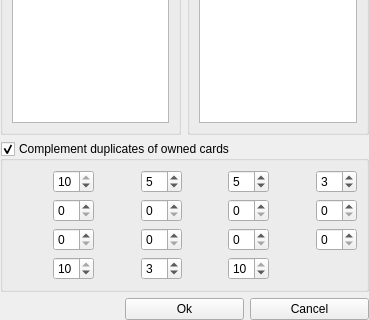
The window that CardFilterWidget.ui (WarrantyVoid/tyrant-optimize-gui) describes before a commit, drawn with Qt 5; both pictures show x 0 to 369 and y 209 to 529 of the 369 by 529 pixel window.
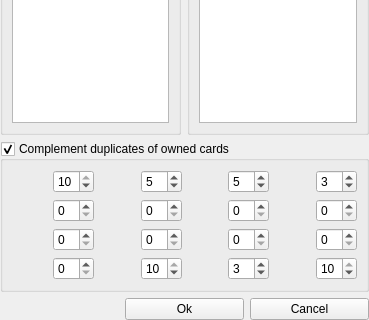
The same window after the commit. Icons and pictures are not drawn.

```diff
--- a/CardFilterWidget.ui
+++ b/CardFilterWidget.ui
@@ -735,43 +735,17 @@
         </property>
        </widget>
       </item>
-      <item row="3" column="5">
-       <widget class="QSpinBox" name="upgradedSpinBox">
+      <item row="3" column="1">
+       <widget class="QSpinBox" name="flashPointSpinBox">
         <property name="maximum">
          <number>10</number>
         </property>
         <property name="value">
-         <number>10</number>
+         <number>0</number>
         </property>
        </widget>
       </item>
       <item row="3" column="4">
-       <widget class="QLabel" name="label_19">
-        <property name="toolTip">
-         <string>Upgraded</string>
-        </property>
-        <property name="text">
-         <string/>
-        </property>
-        <property name="pixmap">
-         <pixmap resource="main.qrc">:/img/tyrant/UpgradedSetIcon.png</pixmap>
-        </property>
-        <property name="alignment">
-         <set>Qt::AlignRight|Qt::AlignTrailing|Qt::AlignVCenter</set>
-        </property>
-       </widget>
-      </item>
-      <item row="3" column="3">
-       <widget class="QSpinBox" name="promotionalSpinBox">
-        <property name="maximum">
-         <number>10</number>
-        </property>
-        <property name="value">
-         <number>3</number>
-        </property>
-       </widget>
-      </item>
-      <item row="3" column="2">
        <widget class="QLabel" name="label_18">
         <property name="toolTip">
          <string>Promotional</string>
@@ -787,7 +761,7 @@
         </property>
        </widget>
       </item>
-      <item row="3" column="1">
+      <item row="3" column="3">
        <widget class="QSpinBox" name="rewardSpinBox">
         <property name="maximum">
          <number>10</number>
@@ -797,7 +771,7 @@
         </property>
        </widget>
       </item>
-      <item row="3" column="0">
+      <item row="3" column="2">
        <widget class="QLabel" name="label_20">
         <property name="toolTip">
          <string>Reward</string>
@@ -813,6 +787,58 @@
         </property>
        </widget>
       </item>
+      <item row="3" column="6">
+       <widget class="QLabel" name="label_19">
+        <property name="toolTip">
+         <string>Upgraded</string>
+        </property>
+        <property name="text">
+         <string/>
+        </property>
+        <property name="pixmap">
+         <pixmap resource="main.qrc">:/img/tyrant/UpgradedSetIcon.png</pixmap>
+        </property>
+        <property name="alignment">
+         <set>Qt::AlignRight|Qt::AlignTrailing|Qt::AlignVCenter</set>
+        </property>
+       </widget>
+      </item>
+      <item row="3" column="5">
+       <widget class="QSpinBox" name="promotionalSpinBox">
+        <property name="maximum">
+         <number>10</number>
+        </property>
+        <property name="value">
+         <number>3</number>
+        </property>
+       </widget>
+      </item>
+      <item row="3" column="7">
+       <widget class="QSpinBox" name="upgradedSpinBox">
+        <property name="maximum">
+         <number>10</number>
+        </property>
+        <property name="value">
+         <number>10</number>
+        </property>
+       </widget>
+      </item>
+      <item row="3" column="0">
+       <widget class="QLabel" name="label_21">
+        <property name="toolTip">
+         <string>Awakening</string>
+        </property>
+        <property name="text">
+         <string/>
+        </property>
+        <property name="pixmap">
+         <pixmap resource="main.qrc">:/img/tyrant/FlashpointSetIcon.png</pixmap>
+        </property>
+        <property name="alignment">
+         <set>Qt::AlignRight|Qt::AlignTrailing|Qt::AlignVCenter</set>
+        </property>
+       </widget>
+      </item>
      </layout>
     </widget>
    </item>
```
